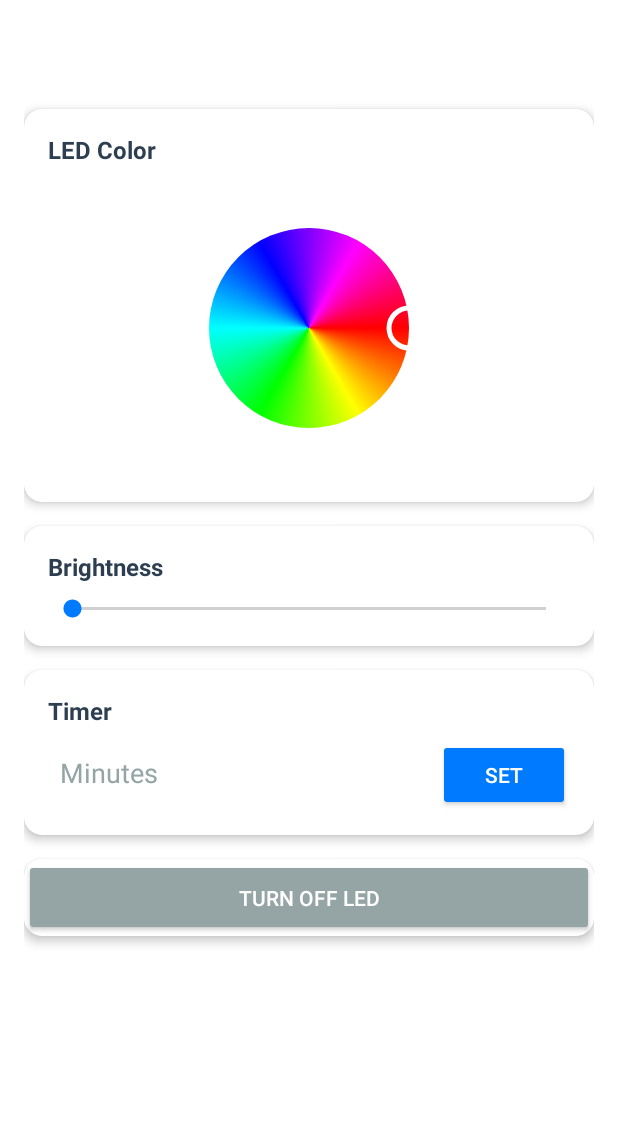
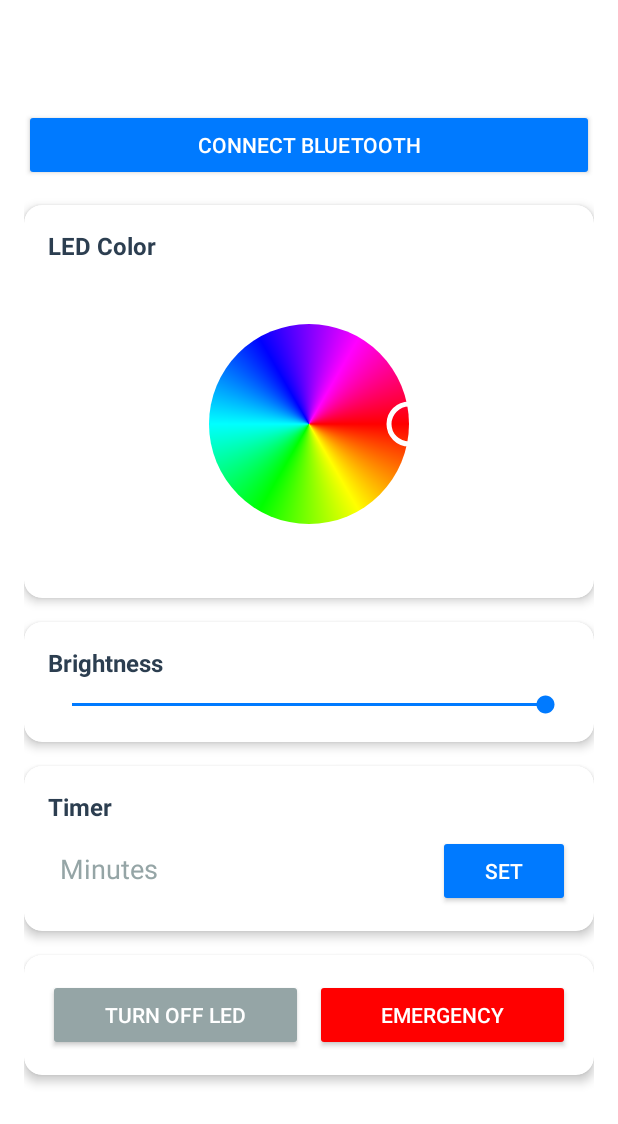
Before and after one commit to alperenSri/Light-Control-System, an Android app: the RoomControlActivity screen opened directly, with no data from a screen before it, on a phone screen of 412 x 824 dp. Shown: the top 1124 px of the screen. Run offline under Robolectric (Android 15) with nearby library versions, the phone set to English and light mode, and no system bars.

Commit message:
fix
functions fix

```diff
--- a/app/src/main/java/com/example/lightsystem/RoomControlActivity.java
+++ b/app/src/main/java/com/example/lightsystem/RoomControlActivity.java
@@ -12,12 +12,15 @@ import android.widget.Toast;
 
 public class RoomControlActivity extends Activity {
     private TextView roomNameText;
-    private Button offBtn, setTimerBtn;
+    private Button offBtn, setTimerBtn, emergencyBtn, bluetoothButton;
     private SeekBar brightnessSeekBar;
     private EditText timerInput;
     private Handler timerHandler;
+    private Handler emergencyHandler;
     private int roomId;
     private ColorPickerView colorPickerView;
+    private boolean isEmergencyMode = false;
+    private Runnable emergencyBlinkRunnable;
 
     @Override
     protected void onCreate(Bundle savedInstanceState) {
@@ -35,24 +38,55 @@ public class RoomControlActivity extends Activity {
         timerInput = findViewById(R.id.timerInput);
         setTimerBtn = findViewById(R.id.setTimerBtn);
         colorPickerView = findViewById(R.id.colorPickerView);
+        emergencyBtn = findViewById(R.id.emergencyBtn);
+        bluetoothButton = findViewById(R.id.bluetoothButton);
 
         roomNameText.setText(roomName);
         timerHandler = new Handler();
+        emergencyHandler = new Handler();
+
+        // Set initial brightness to 100%
+        brightnessSeekBar.setProgress(255);
+        sendCommand("BRIGHTNESS:255:" + roomId);
 
         // Set color picker listener
         colorPickerView.setOnColorSelectedListener(color -> {
+            if (!isEmergencyMode) {
                 int red = Color.red(color);
                 int green = Color.green(color);
                 int blue = Color.blue(color);
-            sendCommand(String.format("RGB:%d:%d:%d:%d", red, green, blue, roomId));
+                // Renkleri tersine çeviriyoruz (255 - renk)
+                sendCommand(String.format("RGB:%d:%d:%d:%d", 255 - red, 255 - green, 255 - blue, roomId));
+            }
         });
 
-        offBtn.setOnClickListener(v -> sendCommand("OFF" + roomId));
+        // Emergency button listener
+        emergencyBtn.setOnClickListener(v -> {
+            isEmergencyMode = !isEmergencyMode;
+            if (isEmergencyMode) {
+                emergencyBtn.setText("Emergency Stop");
+                startEmergencyMode();
+            } else {
+                emergencyBtn.setText("Emergency");
+                stopEmergencyMode();
+            }
+        });
+
+        // Bluetooth connection status
+        if (MainActivity.outputStream != null) {
+            bluetoothButton.setText("Bluetooth Connected");
+        }
+
+        offBtn.setOnClickListener(v -> {
+            if (!isEmergencyMode) {
+                sendCommand("OFF" + roomId);
+            }
+        });
 
         brightnessSeekBar.setOnSeekBarChangeListener(new SeekBar.OnSeekBarChangeListener() {
             @Override
             public void onProgressChanged(SeekBar seekBar, int progress, boolean fromUser) {
-                if (fromUser) {
+                if (fromUser && !isEmergencyMode) {
                     sendCommand("BRIGHTNESS:" + progress + ":" + roomId);
                 }
             }
@@ -67,12 +101,39 @@ public class RoomControlActivity extends Activity {
         });
 
         setTimerBtn.setOnClickListener(v -> {
+            if (!isEmergencyMode) {
                 String timerValue = timerInput.getText().toString();
                 if (!timerValue.isEmpty()) {
                     int minutes = Integer.parseInt(timerValue);
                     startTimer(minutes);
                 }
+            }
         });
+    }
+
+    private void startEmergencyMode() {
+        emergencyBlinkRunnable = new Runnable() {
+            boolean isLedOn = true;
+
+            @Override
+            public void run() {
+                if (isEmergencyMode) {
+                    if (isLedOn) {
+                        sendCommand(String.format("RGB:%d:%d:%d:%d", 255, 0, 0, roomId)); // Kırmızı
+                    } else {
+                        sendCommand("OFF" + roomId);
+                    }
+                    isLedOn = !isLedOn;
+                    emergencyHandler.postDelayed(this, 1000); // 1 saniye aralıkla yanıp sönme
+                }
+            }
+        };
+        emergencyHandler.post(emergencyBlinkRunnable);
+    }
+
+    private void stopEmergencyMode() {
+        emergencyHandler.removeCallbacks(emergencyBlinkRunnable);
+        sendCommand("OFF" + roomId);
     }
 
     private void sendCommand(String command) {
@@ -100,5 +161,6 @@ public class RoomControlActivity extends Activity {
     protected void onDestroy() {
         super.onDestroy();
         timerHandler.removeCallbacksAndMessages(null);
+        emergencyHandler.removeCallbacksAndMessages(null);
     }
 }
--- a/app/src/main/res/layout/room_control_activity.xml
+++ b/app/src/main/res/layout/room_control_activity.xml
@@ -16,6 +16,15 @@
         android:textStyle="bold"
         android:textColor="#2C3E50"
         android:layout_marginBottom="24dp"/>
+
+    <Button
+        android:id="@+id/bluetoothButton"
+        android:layout_width="match_parent"
+        android:layout_height="wrap_content"
+        android:text="Connect Bluetooth"
+        android:textColor="#FFFFFF"
+        android:backgroundTint="#007AFF"
+        android:layout_marginBottom="16dp"/>
 
     <androidx.cardview.widget.CardView
         android:layout_width="match_parent"
@@ -77,6 +86,7 @@
                 android:layout_width="match_parent"
                 android:layout_height="wrap_content"
                 android:max="255"
+                android:progress="255"
                 android:progressTint="#007AFF"
                 android:thumbTint="#007AFF"/>
         </LinearLayout>
@@ -138,16 +148,35 @@
         android:layout_height="wrap_content"
         app:cardCornerRadius="12dp"
         app:cardElevation="4dp"
+        android:layout_marginBottom="16dp"
         app:cardBackgroundColor="#FFFFFF">
 
-        <Button
-            android:id="@+id/offBtn"
+        <LinearLayout
             android:layout_width="match_parent"
             android:layout_height="wrap_content"
-            android:text="Turn Off LED"
-            android:textColor="#FFFFFF"
-            android:backgroundTint="#95A5A6"
-            android:padding="16dp"/>
+            android:orientation="horizontal"
+            android:padding="16dp">
+
+            <Button
+                android:id="@+id/offBtn"
+                android:layout_width="0dp"
+                android:layout_height="wrap_content"
+                android:layout_weight="1"
+                android:text="Turn Off LED"
+                android:textColor="#FFFFFF"
+                android:backgroundTint="#95A5A6"
+                android:layout_marginEnd="8dp"/>
+
+            <Button
+                android:id="@+id/emergencyBtn"
+                android:layout_width="0dp"
+                android:layout_height="wrap_content"
+                android:layout_weight="1"
+                android:text="Emergency"
+                android:textColor="#FFFFFF"
+                android:backgroundTint="#FF0000"/>
+
+        </LinearLayout>
     </androidx.cardview.widget.CardView>
 
 </LinearLayout>
```
Also changed, not shown: 1 other file. Lines whose indentation alone changed are shown as unchanged.
